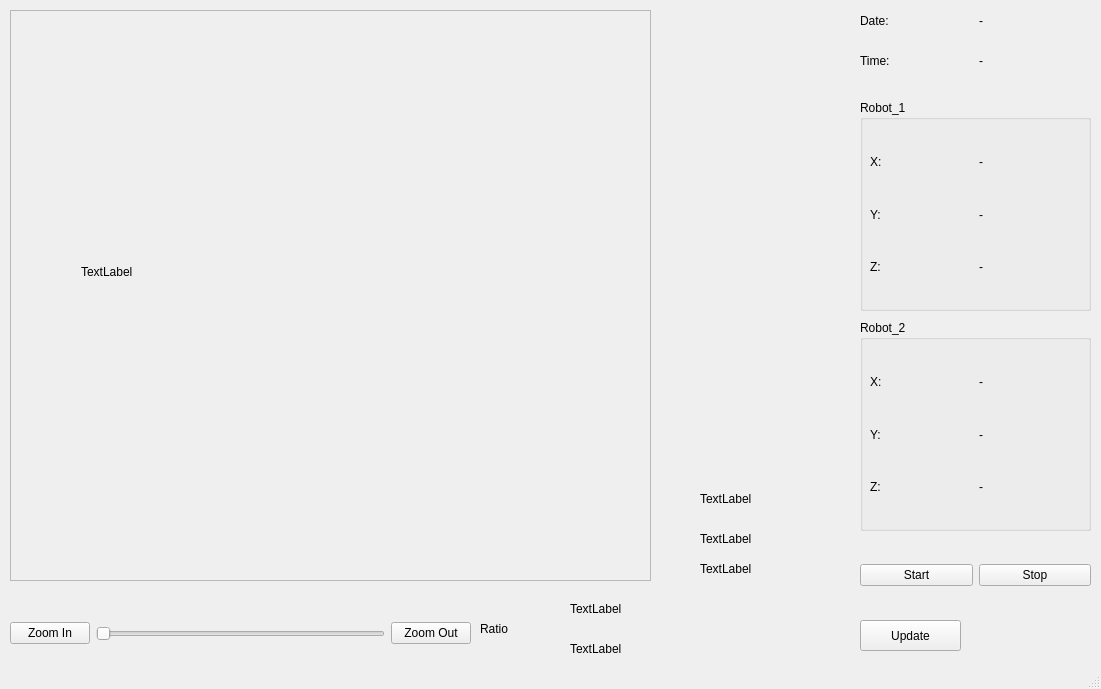
Qt form src/qt_publish/UI/Test_02.ui (jamesorry/ros2_ws) before a commit.
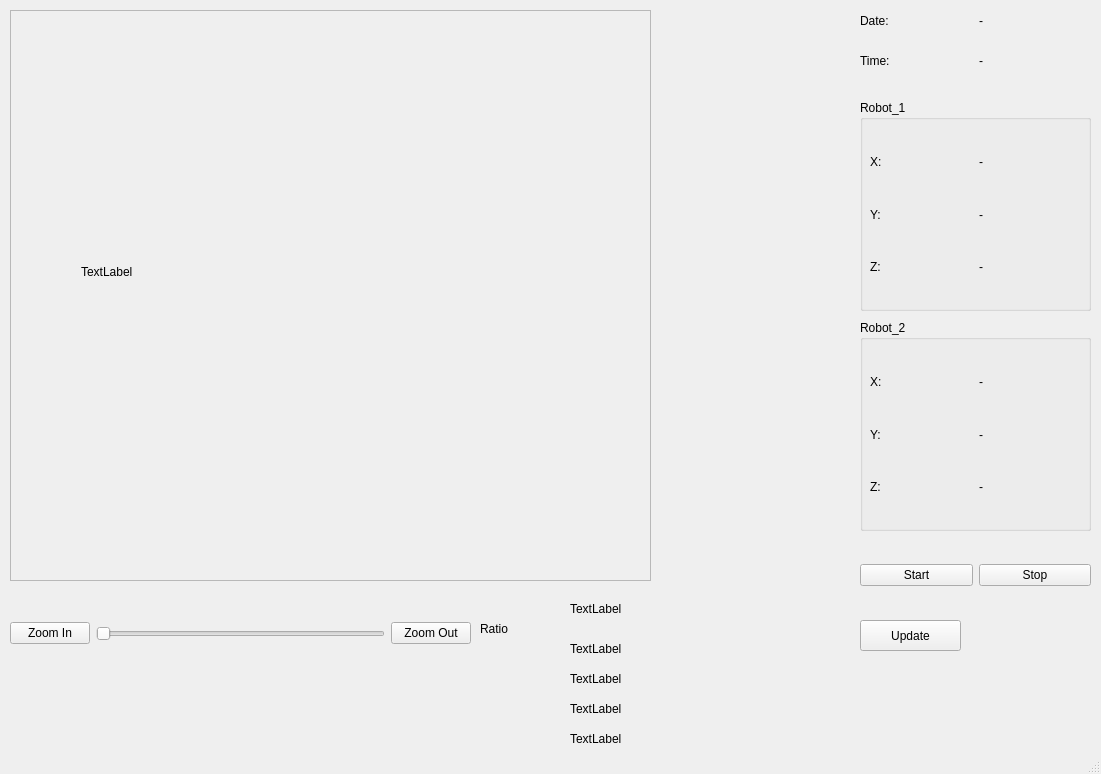
The same form after that commit.

```diff
--- a/src/qt_publish/UI/Test_02.ui
+++ b/src/qt_publish/UI/Test_02.ui
@@ -7,7 +7,7 @@
     <x>0</x>
     <y>0</y>
     <width>1101</width>
-    <height>689</height>
+    <height>774</height>
    </rect>
   </property>
   <property name="windowTitle">
@@ -310,7 +310,7 @@
      <rect>
       <x>570</x>
       <y>600</y>
-      <width>67</width>
+      <width>271</width>
       <height>17</height>
      </rect>
     </property>
@@ -323,7 +323,7 @@
      <rect>
       <x>570</x>
       <y>640</y>
-      <width>67</width>
+      <width>271</width>
       <height>17</height>
      </rect>
     </property>
@@ -347,9 +347,9 @@
    <widget class="QLabel" name="label_click_pos">
     <property name="geometry">
      <rect>
-      <x>700</x>
-      <y>490</y>
-      <width>67</width>
+      <x>570</x>
+      <y>670</y>
+      <width>271</width>
       <height>17</height>
      </rect>
     </property>
@@ -360,9 +360,9 @@
    <widget class="QLabel" name="label_normal_pos">
     <property name="geometry">
      <rect>
-      <x>700</x>
-      <y>530</y>
-      <width>67</width>
+      <x>570</x>
+      <y>700</y>
+      <width>271</width>
       <height>17</height>
      </rect>
     </property>
@@ -373,9 +373,9 @@
    <widget class="QLabel" name="label_real_pos">
     <property name="geometry">
      <rect>
-      <x>700</x>
-      <y>560</y>
-      <width>67</width>
+      <x>570</x>
+      <y>730</y>
+      <width>271</width>
       <height>17</height>
      </rect>
     </property>
```
